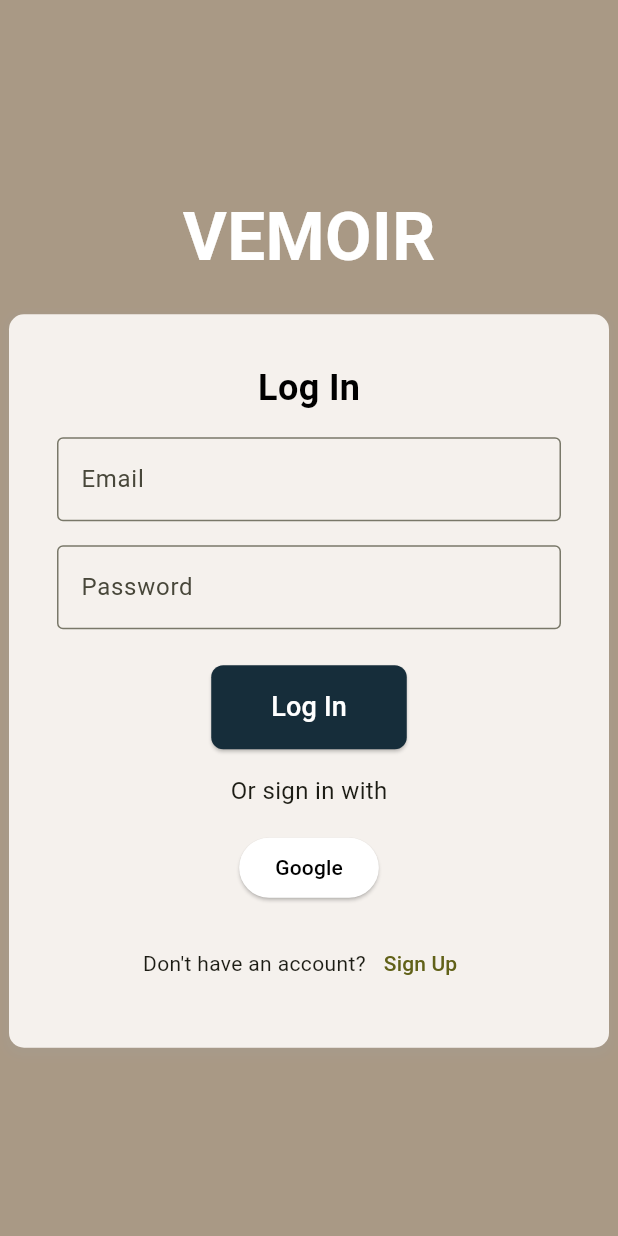
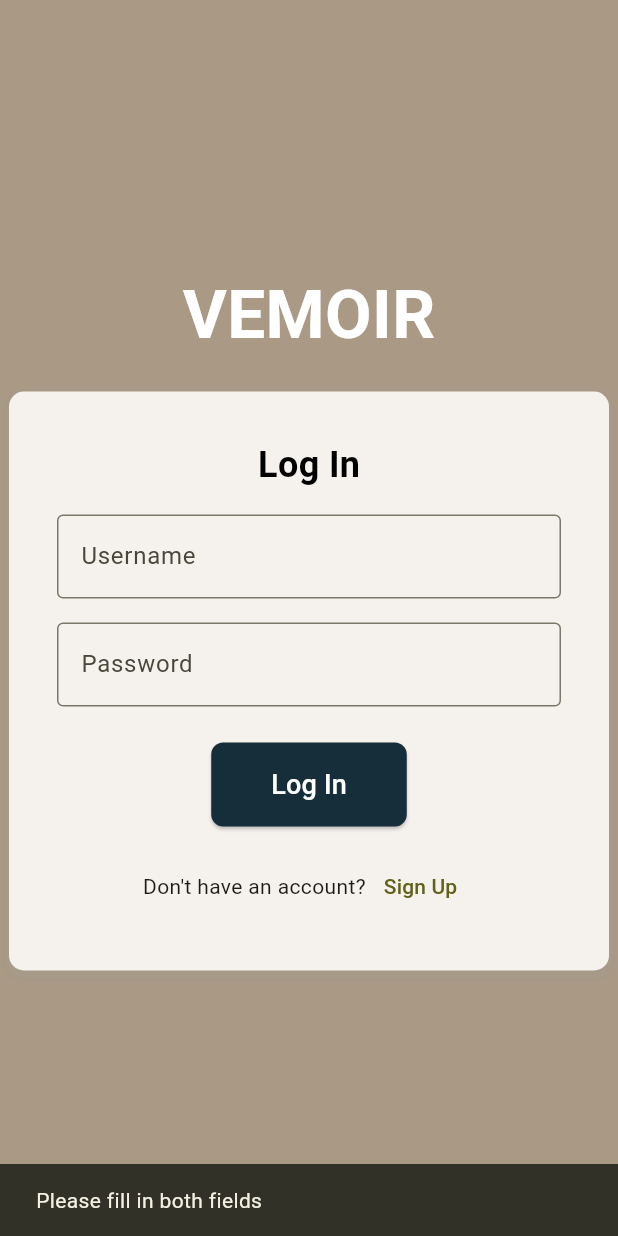
Before and after one commit to anamitrajoshi/vemoir, a Flutter app: the LoginPage screen opened directly, after a tap on "Log In", on a phone screen of 412 x 824 dp. Run offline on Flutter 3.47's test engine with Material 3 defaults, Android fonts, the phone set to English and light mode, and no system bars; our stand-ins replace camera, flutter_rating_bar, google_fonts, permission_handler, shared_preferences, video_player; accounts and stored records are empty; network calls fail.

Commit message:
added navigation

```diff
--- a/lib/main.dart
+++ b/lib/main.dart
@@ -1,6 +1,7 @@
 import 'package:flutter/material.dart';
 import 'package:permission_handler/permission_handler.dart';
 import 'screens/video_recording.dart';
+import 'screens/demo.dart';
 
 void main() async {
   WidgetsFlutterBinding.ensureInitialized();
@@ -44,7 +45,7 @@ class MyApp extends StatelessWidget {
         colorScheme: ColorScheme.fromSeed(seedColor: Color(0xfff5f1ed)),
         useMaterial3: true,
       ),
-      home: VideoRecorderScreen(),
+      home: NavigationPage(),
     );
   }
 }
--- a/lib/screens/demo.dart
+++ b/lib/screens/demo.dart
@@ -24,7 +24,6 @@ class NavigationPage extends StatelessWidget {
             _buildNavigationButton(context, 'Login', const LoginPage()),
             _buildNavigationButton(context, 'Sign Up', const SignUpPage()),
             _buildNavigationButton(context, 'Video Library', const VideoLibraryWidget()),
-            _buildNavigationButton(context, 'Video Saving', const VideoSavingWidget()),
 
           ],
         ),
--- a/lib/screens/home.dart
+++ b/lib/screens/home.dart
@@ -1,5 +1,8 @@
 import 'package:flutter/material.dart';
 import 'package:google_fonts/google_fonts.dart';
+import 'package:vemoir/screens/user_profile.dart';
+import 'package:vemoir/screens/video_recording.dart';
+import 'package:vemoir/screens/video_library.dart';
 
 class HomeWidget extends StatefulWidget {
   const HomeWidget({super.key});
@@ -27,8 +30,11 @@ class _HomeWidgetState extends State<HomeWidget> {
               padding: const EdgeInsets.all(8),
               child: GestureDetector(
                 onTap: () {
-                  // Navigate to user profile
-                  Navigator.pushNamed(context, 'user_profile');
+                  Navigator.push(
+                    context,
+                    MaterialPageRoute(builder: (context) => ProfilePage()),
+                  );
+
                 },
                 child: Container(
                   width: 60,
@@ -147,8 +153,11 @@ class _HomeWidgetState extends State<HomeWidget> {
                 padding: const EdgeInsets.fromLTRB(16, 12, 16, 0),
                 child: GestureDetector(
                   onTap: () {
-                    // Navigate to video recording screen
-                    Navigator.pushNamed(context, 'video_recording_screen');
+                    Navigator.push(
+                      context,
+                      MaterialPageRoute(builder: (context) => VideoRecorderScreen()),
+                    );
+
                   },
                   child: Container(
                     height: 100,
@@ -297,7 +306,11 @@ class _HomeWidgetState extends State<HomeWidget> {
                   child: ElevatedButton(
                     onPressed: () {
                       // Navigate to video library
-                      Navigator.pushNamed(context, 'video_library');
+                      Navigator.push(
+                        context,
+                        MaterialPageRoute(builder: (context) => VideoLibraryWidget()),
+                      );
+
                     },
                     style: ElevatedButton.styleFrom(
                       backgroundColor: Colors.white,
--- a/lib/screens/login.dart
+++ b/lib/screens/login.dart
@@ -1,7 +1,10 @@
+import 'dart:convert';
 import 'package:flutter/material.dart';
-import 'signup.dart'; // Import the SignUpPage
+import 'package:http/http.dart' as http;
+import 'package:shared_preferences/shared_preferences.dart';
+import 'signup.dart';
+import 'package:vemoir/screens/home.dart';
 
-// Helper function to define a TextStyle
 TextStyle headingStyle(double fontSize, Color color, FontWeight fontWeight) {
   return TextStyle(
     fontSize: fontSize,
@@ -10,20 +13,70 @@ TextStyle headingStyle(double fontSize, Color color, FontWeight fontWeight) {
   );
 }
 
-// Helper function to define a TextStyle for labels
 TextStyle labelStyle() {
   return const TextStyle(
     fontSize: 16.0,
   );
 }
 
-class LoginPage extends StatelessWidget {
+class LoginPage extends StatefulWidget {
   const LoginPage({Key? key}) : super(key: key);
+
+  @override
+  State<LoginPage> createState() => _LoginPageState();
+}
+
+class _LoginPageState extends State<LoginPage> {
+  final TextEditingController _usernameController = TextEditingController();
+  final TextEditingController _passwordController = TextEditingController();
+
+  Future<void> _login() async {
+    final String username = _usernameController.text;
+    final String password = _passwordController.text;
+
+    if (username.isEmpty || password.isEmpty) {
+      ScaffoldMessenger.of(context).showSnackBar(
+        const SnackBar(content: Text('Please fill in both fields')),
+      );
+      return;
+    }
+
+    final response = await http.post(
+      Uri.parse('http://localhost:5000/login'), // Change URL if needed
+      headers: <String, String>{
+        'Content-Type': 'application/json',
+      },
+      body: jsonEncode(<String, String>{
+        'username': username,
+        'password': password,
+      }),
+    );
+
+    final responseData = jsonDecode(response.body);
+
+    if (response.statusCode == 200) {
+      final String token = responseData['token'];
+
+      // Store token using shared_preferences
+      final prefs = await SharedPreferences.getInstance();
+      await prefs.setString('auth_token', token);
+
+      // Navigate to HomeWidget
+      Navigator.pushReplacement(
+        context,
+        MaterialPageRoute(builder: (context) => const HomeWidget()),
+      );
+    } else {
+      ScaffoldMessenger.of(context).showSnackBar(
+        SnackBar(content: Text(responseData['message'] ?? 'Login failed')),
+      );
+    }
+  }
 
   @override
   Widget build(BuildContext context) {
     return Scaffold(
-      backgroundColor: const Color(0xFFA99985), // Background color
+      backgroundColor: const Color(0xFFA99985),
       body: Center(
         child: Column(
           mainAxisAlignment: MainAxisAlignment.center,
@@ -34,10 +87,10 @@ class LoginPage extends StatelessWidget {
             ),
             const SizedBox(height: 20),
             Container(
-              width: 400, // Adjust width as needed
+              width: 400,
               padding: const EdgeInsets.all(32.0),
               decoration: BoxDecoration(
-                color: const Color(0xFFf5f1ed), // Box color
+                color: const Color(0xFFf5f1ed),
                 borderRadius: BorderRadius.circular(10.0),
                 boxShadow: [
                   BoxShadow(
@@ -57,14 +110,17 @@ class LoginPage extends StatelessWidget {
                   ),
                   const SizedBox(height: 16),
                   TextField(
+                    controller: _usernameController,
                     decoration: InputDecoration(
-                      labelText: 'Email',
+                      labelText: 'Username',
                       labelStyle: labelStyle(),
                       border: const OutlineInputBorder(),
                     ),
                   ),
                   const SizedBox(height: 16),
                   TextField(
+                    controller: _passwordController,
+                    obscureText: true,
                     decoration: InputDecoration(
                       labelText: 'Password',
                       labelStyle: labelStyle(),
@@ -73,38 +129,19 @@ class LoginPage extends StatelessWidget {
                   ),
                   const SizedBox(height: 24),
                   ElevatedButton(
-                    onPressed: () {
-                      // Handle login logic here
-                    },
+                    onPressed: _login,
                     style: ElevatedButton.styleFrom(
-                      backgroundColor: const Color(0xFF162d3a), // Button background color
-                      foregroundColor: Colors.white, // Text color
-                      padding: const EdgeInsets.symmetric(
-                          horizontal: 40, vertical: 15), // Increase size
+                      backgroundColor: const Color(0xFF162d3a),
+                      foregroundColor: Colors.white,
+                      padding: const EdgeInsets.symmetric(horizontal: 40, vertical: 15),
                       shape: RoundedRectangleBorder(
-                        borderRadius: BorderRadius.circular(8.0), // Rounded corners
+                        borderRadius: BorderRadius.circular(8.0),
                       ),
                     ),
                     child: const Text(
                       'Log In',
-                      style: TextStyle(fontSize: 18), // Slightly larger text size
+                      style: TextStyle(fontSize: 18),
                     ),
-                  ),
-                  const SizedBox(height: 16),
-                  Text(
-                    'Or sign in with',
-                    style: labelStyle(),
-                  ),
-                  const SizedBox(height: 16),
-                  ElevatedButton(
-                    onPressed: () {
-                      // Handle Google login logic here
-                    },
-                    style: ElevatedButton.styleFrom(
-                      backgroundColor: Colors.white,
-                      foregroundColor: Colors.black,
-                    ),
-                    child: const Text('Google'),
                   ),
                   const SizedBox(height: 16),
                   Row(
@@ -113,12 +150,9 @@ class LoginPage extends StatelessWidget {
                       const Text("Don't have an account?"),
                       TextButton(
                         onPressed: () {
-                          // Navigate to the Sign Up page
                           Navigator.push(
                             context,
-                            MaterialPageRoute(
-                              builder: (context) => const SignUpPage(),
-                            ),
+                            MaterialPageRoute(builder: (context) => const SignUpPage()),
                           );
                         },
                         child: const Text('Sign Up'),
```
